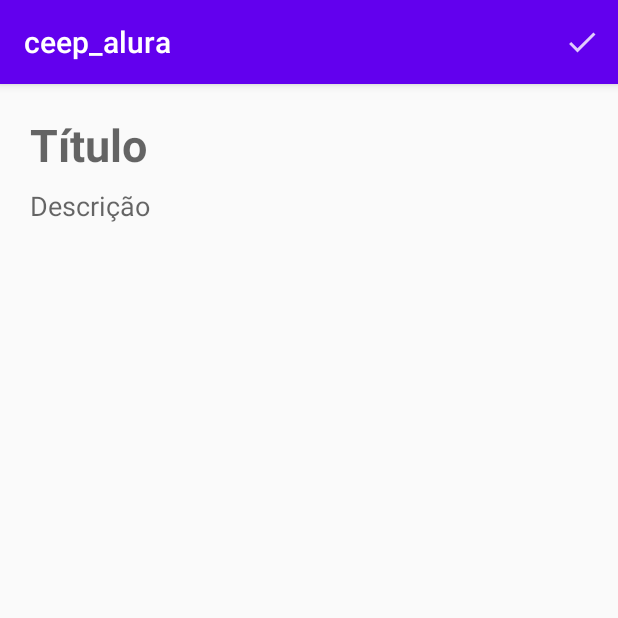
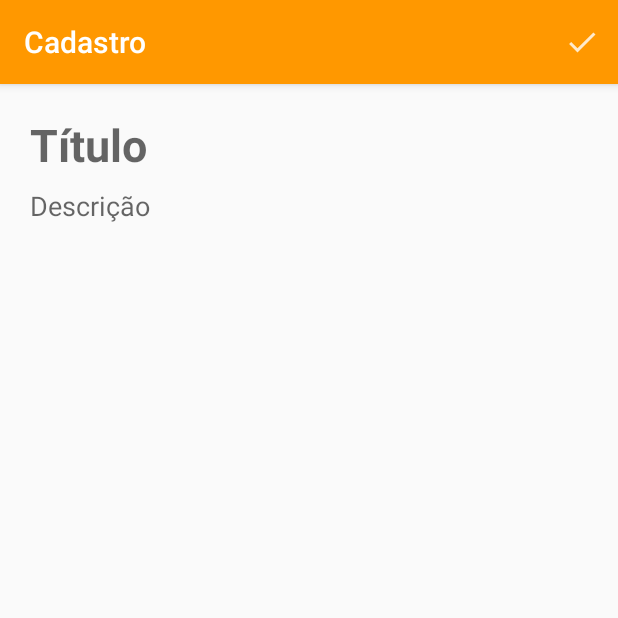
Before and after one commit to thiago-machado/ceep_alura, an Android app: the FormularioNotaActivity screen opened directly, with no data from a screen before it, on a phone screen of 412 x 824 dp, the top half of it. Run offline under Robolectric (Android 15) with nearby library versions, the phone set to English and light mode, and no system bars.

```diff
--- a/app/src/main/java/br/com/totustuus/ceep_alura/ui/activity/FormularioNotaActivity.java
+++ b/app/src/main/java/br/com/totustuus/ceep_alura/ui/activity/FormularioNotaActivity.java
@@ -21,6 +21,8 @@ import static br.com.totustuus.ceep_alura.ui.activity.NotaActivityConstantes.POS
 
 public class FormularioNotaActivity extends AppCompatActivity {
 
+    public static final String TITULO_APPBAR_CADASTRO = "Cadastro";
+    public static final String TITULO_APPBAR_EDICAO = "Edição";
     private int posicao = POSICAO_INVALIDA;
     private TextView titulo;
     private TextView descricao;
@@ -31,12 +33,14 @@ public class FormularioNotaActivity extends AppCompatActivity {
         super.onCreate(savedInstanceState);
         setContentView(R.layout.activity_formulario_nota);
 
+        setTitle(TITULO_APPBAR_CADASTRO);
         inicializaCampos();
 
         Intent dadosRecebidos = getIntent();
 
         if(dadosRecebidos.hasExtra(CHAVE_NOTA)){
 
+            setTitle(TITULO_APPBAR_EDICAO);
             Nota notaRecebida = (Nota) dadosRecebidos.getSerializableExtra(CHAVE_NOTA);
 
             /*
--- a/app/src/main/res/values/colors.xml
+++ b/app/src/main/res/values/colors.xml
@@ -1,6 +1,6 @@
 <?xml version="1.0" encoding="utf-8"?>
 <resources>
-    <color name="colorPrimary">#6200EE</color>
-    <color name="colorPrimaryDark">#3700B3</color>
-    <color name="colorAccent">#03DAC5</color>
+    <color name="colorPrimary">#ff9800</color>
+    <color name="colorPrimaryDark">#c66900</color>
+    <color name="colorAccent">#000000</color>
 </resources>
--- a/app/src/main/res/values/strings.xml
+++ b/app/src/main/res/values/strings.xml
@@ -1,3 +1,3 @@
 <resources>
-    <string name="app_name">ceep_alura</string>
+    <string name="app_name">CEEP Alura</string>
 </resources>
```
Also changed, not shown: app/src/main/java/br/com/totustuus/ceep_alura/ui/activity/ListaNotasActivity.java (+11 -3 lines), app/src/main/java/br/com/totustuus/ceep_alura/ui/recyclerview/adapter/ListaNotasAdapter.java (+25 -2 lines).
